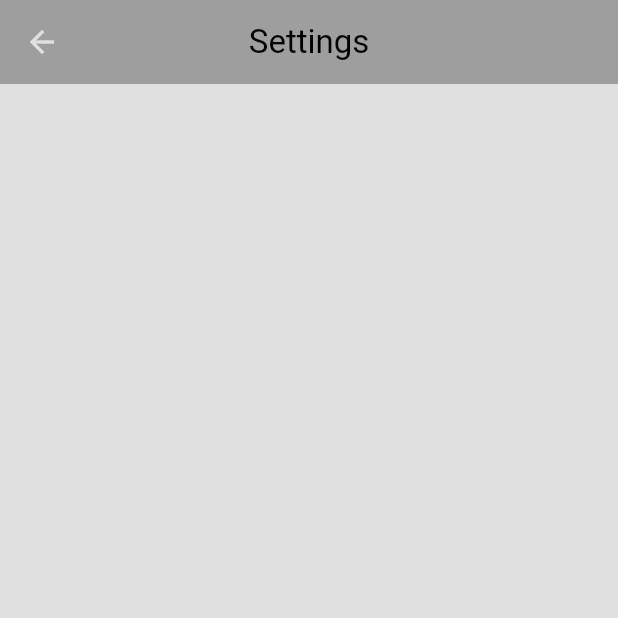
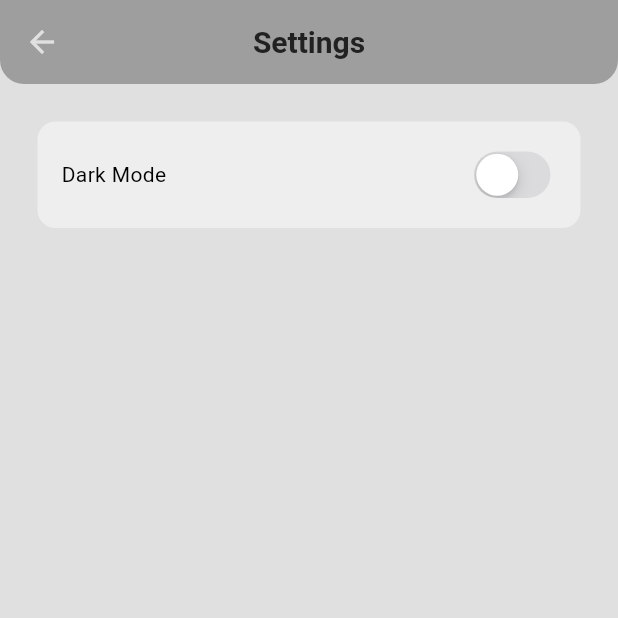
Before and after one commit to OnoPUNPUN/chat_app, a Flutter app: the screen it shows once a user with an empty profile is signed in, in the side drawer, after a tap on "S E T T I N G S", on a phone screen of 412 x 824 dp, the top half of it. Run offline on Flutter 3.47's test engine with Material 3 defaults, Android fonts, the phone set to English and light mode, and no system bars; our stand-ins replace cloud_firestore, email_validator, firebase_auth, firebase_core; accounts and stored records are empty; generated files the repository leaves out were written again.

Commit message:
Applied dark mode

```diff
--- a/lib/main.dart
+++ b/lib/main.dart
@@ -1,13 +1,19 @@
 import 'package:chat_app/services/auth/auth_gate.dart';
 import 'package:chat_app/firebase_options.dart';
-import 'package:chat_app/themes/light_mode.dart';
+import 'package:chat_app/themes/theme_provider.dart';
 import 'package:firebase_core/firebase_core.dart';
 import 'package:flutter/material.dart';
+import 'package:provider/provider.dart';
 
 void main() async {
   WidgetsFlutterBinding.ensureInitialized();
   await Firebase.initializeApp(options: DefaultFirebaseOptions.currentPlatform);
-  runApp(const MyApp());
+  runApp(
+    ChangeNotifierProvider(
+      create: (context) => ThemeProvider(),
+      child: const MyApp(),
+    ),
+  );
 }
 
 class MyApp extends StatelessWidget {
@@ -18,7 +24,7 @@ class MyApp extends StatelessWidget {
     return MaterialApp(
       debugShowCheckedModeBanner: false,
       home: AuthGate(),
-      theme: lightMode,
+      theme: Provider.of<ThemeProvider>(context).themeData,
     );
   }
 }
--- a/lib/screens/chat_screen.dart
+++ b/lib/screens/chat_screen.dart
@@ -40,7 +40,7 @@ class ChatScreen extends StatelessWidget {
         title: Text(
           recviverEmail,
           style: TextStyle(
-            color: Theme.of(context).colorScheme.secondary,
+            color: Theme.of(context).colorScheme.inversePrimary,
             fontWeight: FontWeight.bold,
             fontSize: 20,
           ),
--- a/lib/screens/home_screen.dart
+++ b/lib/screens/home_screen.dart
@@ -19,7 +19,7 @@ class HomeScreen extends StatelessWidget {
         title: Text(
           'Home Screen',
           style: TextStyle(
-            color: Theme.of(context).colorScheme.secondary,
+            color: Theme.of(context).colorScheme.inversePrimary,
             fontWeight: FontWeight.bold,
             fontSize: 20,
           ),
@@ -27,16 +27,17 @@ class HomeScreen extends StatelessWidget {
         centerTitle: true,
         backgroundColor: Theme.of(context).colorScheme.primary,
         iconTheme: IconThemeData(color: Theme.of(context).colorScheme.surface),
-        elevation: 4, // adds shadow for better depth
+        elevation: 4,
         shape: const RoundedRectangleBorder(
-          borderRadius: BorderRadius.vertical(
-            bottom: Radius.circular(16), // nice rounded bottom
-          ),
+          borderRadius: BorderRadius.vertical(bottom: Radius.circular(16)),
         ),
       ),
 
       drawer: const MyDrawer(),
-      body: _buildUserList(),
+      body: Padding(
+        padding: const EdgeInsets.only(top: 8.0),
+        child: _buildUserList(),
+      ),
     );
   }
 
--- a/lib/screens/settings_screen.dart
+++ b/lib/screens/settings_screen.dart
@@ -1,4 +1,7 @@
+import 'package:chat_app/themes/theme_provider.dart';
+import 'package:flutter/cupertino.dart';
 import 'package:flutter/material.dart';
+import 'package:provider/provider.dart';
 
 class SettingsScreen extends StatelessWidget {
   const SettingsScreen({super.key});
@@ -7,10 +10,48 @@ class SettingsScreen extends StatelessWidget {
   Widget build(BuildContext context) {
     return Scaffold(
       appBar: AppBar(
-        title: Text('Settings'),
+        title: Text(
+          'Settings',
+          style: TextStyle(
+            color: Theme.of(context).colorScheme.inversePrimary,
+            fontWeight: FontWeight.bold,
+            fontSize: 20,
+          ),
+        ),
         centerTitle: true,
         backgroundColor: Theme.of(context).colorScheme.primary,
         iconTheme: IconThemeData(color: Theme.of(context).colorScheme.surface),
+        elevation: 4,
+        shape: const RoundedRectangleBorder(
+          borderRadius: BorderRadius.vertical(bottom: Radius.circular(16)),
+        ),
+      ),
+      body: Container(
+        decoration: BoxDecoration(
+          color: Theme.of(context).colorScheme.secondary,
+          borderRadius: BorderRadius.circular(12),
+        ),
+        margin: const EdgeInsets.all(25),
+        padding: const EdgeInsets.all(16),
+        child: Row(
+          mainAxisAlignment: MainAxisAlignment.spaceBetween,
+          children: [
+            //dark mode
+            const Text('Dark Mode'),
+
+            // switch toggle
+            CupertinoSwitch(
+              value: Provider.of<ThemeProvider>(
+                context,
+                listen: false,
+              ).isDarkMode,
+              onChanged: (value) => Provider.of<ThemeProvider>(
+                context,
+                listen: false,
+              ).toggeleTheme(),
+            ),
+          ],
+        ),
       ),
     );
   }
--- a/lib/themes/dark_mode.dart
+++ b/lib/themes/dark_mode.dart
@@ -0,0 +1,11 @@
+import 'package:flutter/material.dart';
+
+ThemeData darkMode = ThemeData(
+  colorScheme: ColorScheme.dark(
+    surface: Colors.grey.shade900,
+    primary: Colors.grey.shade600,
+    secondary: Colors.grey.shade700,
+    tertiary: Colors.grey.shade800,
+    inversePrimary: Colors.grey.shade300,
+  ),
+);
--- /dev/null
+++ b/lib/themes/theme_provider.dart
@@ -0,0 +1,24 @@
+import 'package:chat_app/themes/dark_mode.dart';
+import 'package:chat_app/themes/light_mode.dart';
+import 'package:flutter/material.dart';
+
+class ThemeProvider extends ChangeNotifier {
+  ThemeData _themeData = lightMode;
+
+  ThemeData get themeData => _themeData;
+
+  bool get isDarkMode => _themeData == darkMode;
+
+  set themeData(ThemeData themeData) {
+    _themeData = themeData;
+    notifyListeners();
+  }
+
+  void toggeleTheme() {
+    if (_themeData == lightMode) {
+      themeData = darkMode;
+    } else {
+      themeData = lightMode;
+    }
+  }
+}
--- a/pubspec.yaml
+++ b/pubspec.yaml
@@ -38,6 +38,7 @@ dependencies:
   firebase_auth: ^6.0.1
   email_validator: ^3.0.0
   cloud_firestore: ^6.0.0
+  provider: ^6.1.5+1
 
 dev_dependencies:
   flutter_test:
```
Also changed, not shown: pubspec.lock.
